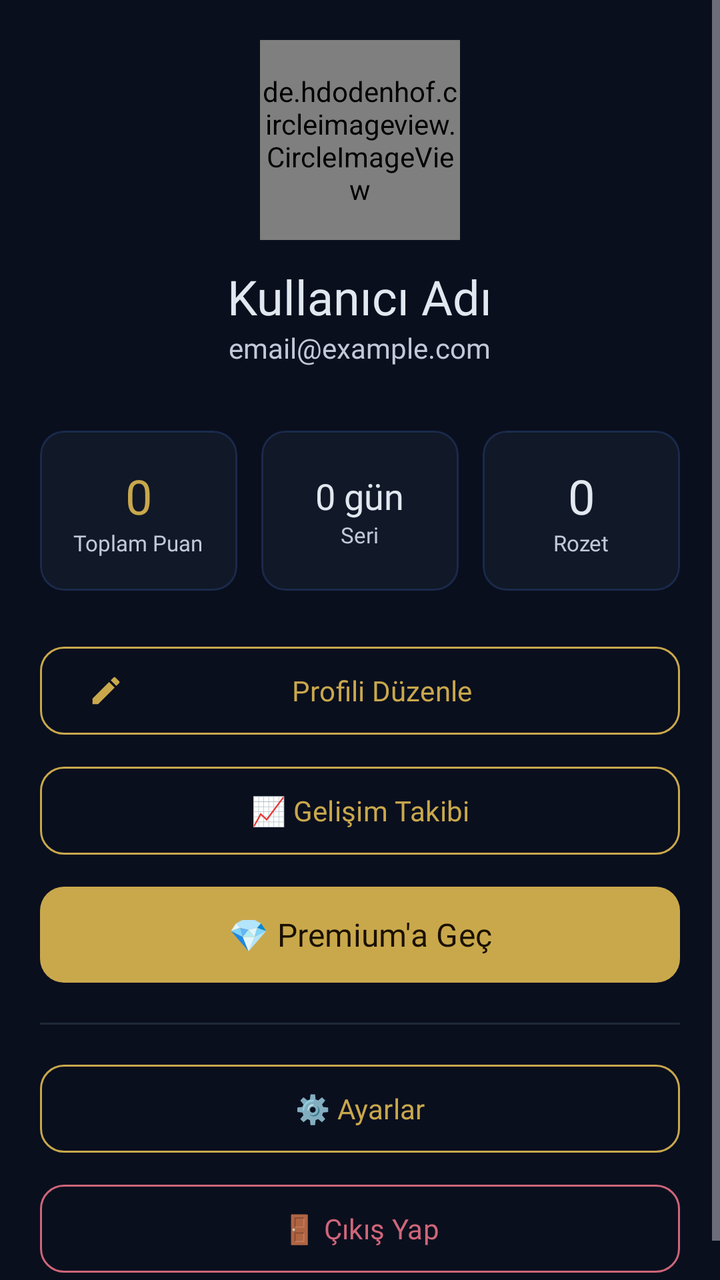
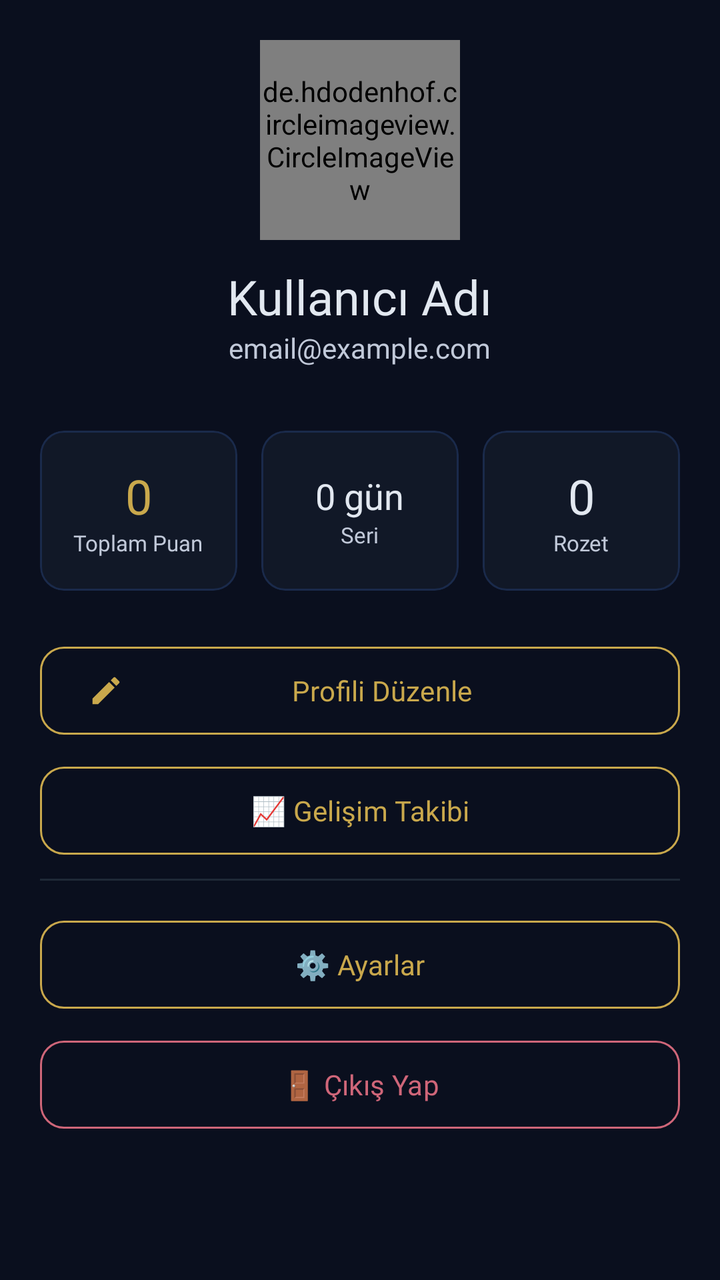

Screens rendered from an Android XML layout before and after an edit, with the pre-edit source and the edit as a unified diff.
<!-- AndroidManifest.xml: application theme Theme.KPSSArena -->
<!-- res/layout/fragment_profile.xml -->
<?xml version="1.0" encoding="utf-8"?>
<ScrollView
    xmlns:android="http://schemas.android.com/apk/res/android"
    xmlns:app="http://schemas.android.com/apk/res-auto"
    android:layout_width="match_parent"
    android:layout_height="match_parent"
    android:background="@color/background">
    <LinearLayout
        android:layout_width="match_parent"
        android:layout_height="wrap_content"
        android:orientation="vertical"

        android:padding="20dp">
        
        <LinearLayout
            android:layout_width="match_parent"
            android:layout_height="wrap_content"
            android:orientation="vertical"
            android:gravity="center"
            android:layout_marginBottom="24dp">
            <de.hdodenhof.circleimageview.CircleImageView
                android:id="@+id/iv_avatar"
                android:layout_width="100dp"
                android:layout_height="100dp"
                android:src="@drawable/ic_default_avatar"
                app:civ_border_color="@color/primary"
                app:civ_border_width="3dp"
                android:layout_marginBottom="12dp" />
            <TextView
                android:id="@+id/tv_username"
                android:layout_width="wrap_content"
                android:layout_height="wrap_content"
                android:text="Kullanıcı Adı"
                android:textColor="@color/on_surface"
                android:textSize="24sp"
                android:fontFamily="@font/inter_bold" />
            <TextView
                android:id="@+id/tv_email"
                android:layout_width="wrap_content"
                android:layout_height="wrap_content"
                android:text="email@example.com"
                android:textColor="@color/on_surface_variant"
                android:textSize="14sp"
                android:layout_marginBottom="8dp" />
            <com.google.android.material.chip.Chip
                android:id="@+id/premium_badge"
                android:layout_width="wrap_content"

                android:layout_height="wrap_content"
                android:text="💎 Premium"
                android:textColor="@color/on_primary"
                app:chipBackgroundColor="@color/primary"
                android:visibility="gone" />
        </LinearLayout>
        
        <LinearLayout
            android:layout_width="match_parent"
            android:layout_height="wrap_content"
            android:orientation="horizontal"
            android:layout_marginBottom="24dp">
            <com.google.android.material.card.MaterialCardView
                android:layout_width="0dp"
                android:layout_height="80dp"
                android:layout_weight="1"
                android:layout_marginEnd="8dp"
                app:cardCornerRadius="12dp"
                app:cardBackgroundColor="@color/surface">
                <LinearLayout
                    android:layout_width="match_parent"
                    android:layout_height="match_parent"
                    android:orientation="vertical"
                    android:gravity="center">
                    <TextView
                        android:id="@+id/tv_total_score"
                        android:layout_width="wrap_content"
                        android:layout_height="wrap_content"
                        android:text="0"
                        android:textColor="@color/primary"
                        android:textSize="24sp"
                        android:fontFamily="@font/inter_bold" />
                    <TextView
                        android:layout_width="wrap_content"

                        android:layout_height="wrap_content"
                        android:text="Toplam Puan"
                        android:textColor="@color/on_surface_variant"
                        android:textSize="11sp" />
                </LinearLayout>
            </com.google.android.material.card.MaterialCardView>
            <com.google.android.material.card.MaterialCardView
                android:layout_width="0dp"
                android:layout_height="80dp"
                android:layout_weight="1"
                android:layout_marginHorizontal="4dp"
                app:cardCornerRadius="12dp"
                app:cardBackgroundColor="@color/surface">
                <LinearLayout
                    android:layout_width="match_parent"
                    android:layout_height="match_parent"
                    android:orientation="vertical"
                    android:gravity="center">
                    <TextView
                        android:id="@+id/tv_streak"
                        android:layout_width="wrap_content"
                        android:layout_height="wrap_content"
                        android:text="0 gün"
                        android:textColor="@color/on_surface"
                        android:textSize="18sp"
                        android:fontFamily="@font/inter_bold" />
                    <TextView
                        android:layout_width="wrap_content"
                        android:layout_height="wrap_content"
                        android:text="Seri"
                        android:textColor="@color/on_surface_variant"
                        android:textSize="11sp" />
                </LinearLayout>

            </com.google.android.material.card.MaterialCardView>
            <com.google.android.material.card.MaterialCardView
                android:layout_width="0dp"
                android:layout_height="80dp"
                android:layout_weight="1"
                android:layout_marginStart="8dp"
                app:cardCornerRadius="12dp"
                app:cardBackgroundColor="@color/surface">
                <LinearLayout
                    android:layout_width="match_parent"
                    android:layout_height="match_parent"
                    android:orientation="vertical"
                    android:gravity="center">
                    <TextView
                        android:id="@+id/tv_badge_count"
                        android:layout_width="wrap_content"
                        android:layout_height="wrap_content"
                        android:text="0"
                        android:textColor="@color/on_surface"
                        android:textSize="24sp"
                        android:fontFamily="@font/inter_bold" />
                    <TextView
                        android:layout_width="wrap_content"
                        android:layout_height="wrap_content"
                        android:text="Rozet"
                        android:textColor="@color/on_surface_variant"
                        android:textSize="11sp" />
                </LinearLayout>
            </com.google.android.material.card.MaterialCardView>
        </LinearLayout>
        

        <com.google.android.material.button.MaterialButton
            android:id="@+id/btn_edit_profile"
            style="@style/Widget.KPSSArena.Button.Outlined"
            android:layout_width="match_parent"
            android:layout_height="52dp"
            android:text="Profili Düzenle"
            app:icon="@drawable/ic_edit"
            android:layout_marginBottom="8dp" />
        <com.google.android.material.button.MaterialButton
            android:id="@+id/btn_stats"
            style="@style/Widget.KPSSArena.Button.Outlined"
            android:layout_width="match_parent"
            android:layout_height="52dp"
            android:text="📈 Gelişim Takibi"
            android:layout_marginBottom="8dp" />
        <com.google.android.material.button.MaterialButton
            android:id="@+id/btn_premium"
            style="@style/Widget.KPSSArena.Button"
            android:layout_width="match_parent"
            android:layout_height="56dp"
            android:text="💎 Premium'a Geç"
            android:textColor="@color/on_primary"
            app:backgroundTint="@color/primary"
            android:layout_marginBottom="16dp"
            android:visibility="visible" />
        <View
            android:layout_width="match_parent"
            android:layout_height="1dp"
            android:background="@color/divider"
            android:layout_marginBottom="16dp" />
        <com.google.android.material.button.MaterialButton
            android:id="@+id/btn_settings"
            style="@style/Widget.KPSSArena.Button.Outlined"
            android:layout_width="match_parent"
            android:layout_height="52dp"
            android:text="⚙️ Ayarlar"

            android:layout_marginBottom="8dp" />
        <com.google.android.material.button.MaterialButton
            android:id="@+id/btn_logout"
            style="@style/Widget.KPSSArena.Button.Outlined"
            android:layout_width="match_parent"
            android:layout_height="52dp"
            android:text="🚪 Çıkış Yap"
            android:textColor="@color/error"
            app:strokeColor="@color/error" />
    </LinearLayout>
</ScrollView>
<!-- resources referenced by this layout -->
<resources>
  <color name="background">#0A0F1E</color>
  <color name="divider">#1F2937</color>
  <color name="error">#CF6679</color>
  <color name="on_primary">#1A1000</color>
  <color name="on_surface">#E2E8F0</color>
  <color name="on_surface_variant">#C1C9D9</color>
  <color name="primary">#C9A84C</color>
  <color name="surface">#111827</color>
  <!-- drawable ic_default_avatar (drawable) -->
  <?xml version="1.0" encoding="utf-8"?>
  <vector xmlns:android="http://schemas.android.com/apk/res/android"
      android:width="100dp"
      android:height="100dp"
      android:viewportWidth="100"
      android:viewportHeight="100">
      <path
          android:fillColor="@color/outline"
          android:pathData="M50,50m-50,0a50,50 0,1 1,100 0a50,50 0,1 1,-100 0" />
      <path
          android:fillColor="@color/outline_variant"
          android:pathData="M50,20c-8.284,0 -15,6.716 -15,15c0,8.284 6.716,15 15,15c8.284,0 15,-6.716 15,-15c0,-8.284 -6.716,-15 -15,-15zM50,55c-16.569,0 -30,13.431 -30,30v10c0,2.761 2.239,5 5,5h50c2.761,0 5,-2.239 5,-5v-10c0,-16.569 -13.431,-30 -30,-30z" />
  </vector>
  <!-- drawable ic_edit (drawable) -->
  <?xml version="1.0" encoding="utf-8"?>
  <vector xmlns:android="http://schemas.android.com/apk/res/android"
      android:width="24dp"
      android:height="24dp"
      android:viewportWidth="24"
      android:viewportHeight="24">
      <path
          android:fillColor="@color/primary"
          android:pathData="M3,17.25V21h3.75L17.81,9.94l-3.75,-3.75L3,17.25zM20.71,7.04c0.39,-0.39 0.39,-1.02 0,-1.41l-2.34,-2.34c-0.39,-0.39 -1.02,-0.39 -1.41,0l-1.83,1.83 3.75,3.75 1.83,-1.83z" />
  </vector>
  <style name="Widget.KPSSArena.Button" parent="Widget.Material3.Button">
          <item name="cornerRadius">12dp</item>
          <item name="android:textAllCaps">false</item>
          <item name="android:fontFamily">@font/inter_semibold</item>
          <item name="android:textSize">16sp</item>
          <item name="android:minHeight">56dp</item>
      </style>
  <style name="Widget.KPSSArena.Button.Outlined" parent="Widget.Material3.Button.OutlinedButton">
          <item name="cornerRadius">12dp</item>
          <item name="android:textAllCaps">false</item>
  
          <item name="strokeColor">@color/primary</item>
      </style>
  <color name="outline">#3A4A6B</color>
  <color name="outline_variant">#1A2A4B</color>
  <style name="ShapeAppearance.KPSSArena.Small" parent="ShapeAppearance.Material3.Corner.Small">
          <item name="cornerFamily">rounded</item>
          <item name="cornerSize">12dp</item>
      </style>
  <style name="ShapeAppearance.KPSSArena.Medium" parent="ShapeAppearance.Material3.Corner.Medium">
          <item name="cornerFamily">rounded</item>
          <item name="cornerSize">16dp</item>
      </style>
  <style name="ShapeAppearance.KPSSArena.Large" parent="ShapeAppearance.Material3.Corner.Large">
          <item name="cornerFamily">rounded</item>
          <item name="cornerSize">24dp</item>
      </style>
  <!-- unchanged entries left out for length: 1 -->
</resources>

<!-- the commit's change to res/layout/fragment_profile.xml (unified diff, before → after) -->
@@ -42,15 +42,6 @@
                 android:textColor="@color/on_surface_variant"
                 android:textSize="14sp"
                 android:layout_marginBottom="8dp" />
-            <com.google.android.material.chip.Chip
-                android:id="@+id/premium_badge"
-                android:layout_width="wrap_content"
-
-                android:layout_height="wrap_content"
-                android:text="💎 Premium"
-                android:textColor="@color/on_primary"
-                app:chipBackgroundColor="@color/primary"
-                android:visibility="gone" />
         </LinearLayout>
         
         <LinearLayout
@@ -162,16 +153,6 @@
             android:layout_height="52dp"
             android:text="📈 Gelişim Takibi"
             android:layout_marginBottom="8dp" />
-        <com.google.android.material.button.MaterialButton
-            android:id="@+id/btn_premium"
-            style="@style/Widget.KPSSArena.Button"
-            android:layout_width="match_parent"
-            android:layout_height="56dp"
-            android:text="💎 Premium'a Geç"
-            android:textColor="@color/on_primary"
-            app:backgroundTint="@color/primary"
-            android:layout_marginBottom="16dp"
-            android:visibility="visible" />
         <View
             android:layout_width="match_parent"
             android:layout_height="1dp"
<!-- resource entries referenced after the edit -->
@@ -3,7 +3,6 @@
   <color name="background">#0A0F1E</color>
   <color name="divider">#1F2937</color>
   <color name="error">#CF6679</color>
-  <color name="on_primary">#1A1000</color>
   <color name="on_surface">#E2E8F0</color>
   <color name="on_surface_variant">#C1C9D9</color>
   <color name="primary">#C9A84C</color>
@@ -33,13 +32,6 @@
           android:fillColor="@color/primary"
           android:pathData="M3,17.25V21h3.75L17.81,9.94l-3.75,-3.75L3,17.25zM20.71,7.04c0.39,-0.39 0.39,-1.02 0,-1.41l-2.34,-2.34c-0.39,-0.39 -1.02,-0.39 -1.41,0l-1.83,1.83 3.75,3.75 1.83,-1.83z" />
   </vector>
-  <style name="Widget.KPSSArena.Button" parent="Widget.Material3.Button">
-          <item name="cornerRadius">12dp</item>
-          <item name="android:textAllCaps">false</item>
-          <item name="android:fontFamily">@font/inter_semibold</item>
-          <item name="android:textSize">16sp</item>
-          <item name="android:minHeight">56dp</item>
-      </style>
   <style name="Widget.KPSSArena.Button.Outlined" parent="Widget.Material3.Button.OutlinedButton">
           <item name="cornerRadius">12dp</item>
           <item name="android:textAllCaps">false</item>
